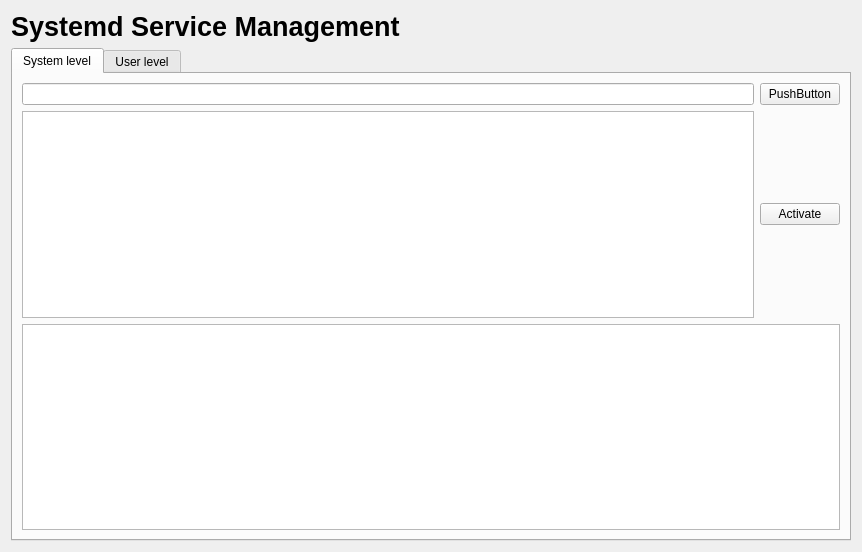
Old version of the form archcentral/ui/designer/servicemanager.ui in the repository szabatoro/archcentral-thesis.
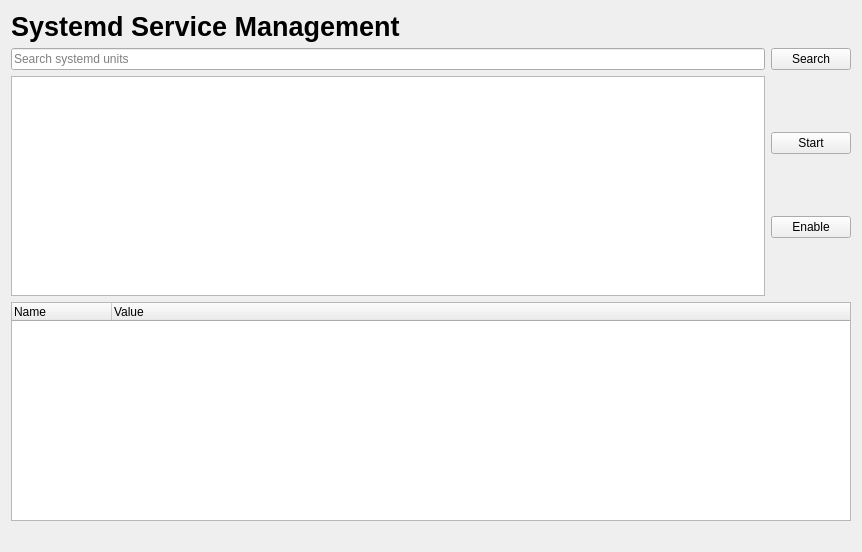
New version of the form.

Commit message: implemented basic service detail tree, searching and some color coding

What changed in the file:
```diff
--- a/archcentral/ui/designer/servicemanager.ui
+++ b/archcentral/ui/designer/servicemanager.ui
@@ -28,39 +28,44 @@
     </widget>
    </item>
    <item>
-    <widget class="QTabWidget" name="content">
-     <property name="currentIndex">
-      <number>0</number>
-     </property>
-     <widget class="QWidget" name="sys_level">
-      <attribute name="title">
-       <string>System level</string>
-      </attribute>
-      <layout class="QVBoxLayout" name="verticalLayout_4">
-       <item>
         <layout class="QHBoxLayout" name="horizontalLayout">
          <item>
-          <widget class="QLineEdit" name="service_search"/>
+      <widget class="QLineEdit" name="service_search">
+       <property name="text">
+        <string/>
+       </property>
+       <property name="placeholderText">
+        <string>Search systemd units</string>
+       </property>
+      </widget>
          </item>
          <item>
           <widget class="QPushButton" name="service_search_button">
            <property name="text">
-            <string>PushButton</string>
+        <string>Search</string>
            </property>
           </widget>
          </item>
         </layout>
        </item>
        <item>
-        <layout class="QHBoxLayout" name="horizontalLayout_3">
+    <layout class="QHBoxLayout" name="horizontalLayout2">
          <item>
           <widget class="QTableView" name="service_list_table">
+       <property name="font">
+        <font>
+         <bold>true</bold>
+        </font>
+       </property>
            <property name="selectionMode">
             <enum>QAbstractItemView::SelectionMode::SingleSelection</enum>
            </property>
            <property name="selectionBehavior">
             <enum>QAbstractItemView::SelectionBehavior::SelectRows</enum>
            </property>
+       <attribute name="verticalHeaderVisible">
+        <bool>false</bool>
+       </attribute>
           </widget>
          </item>
          <item>
@@ -68,24 +73,49 @@
            <item>
             <widget class="QPushButton" name="act_deact_button">
              <property name="text">
-              <string>Activate</string>
+          <string>Start</string>
              </property>
             </widget>
            </item>
+       <item>
+        <widget class="QPushButton" name="enable_disable_button">
+         <property name="text">
+          <string>Enable</string>
+         </property>
+        </widget>
+       </item>
           </layout>
          </item>
         </layout>
        </item>
        <item>
-        <widget class="QTableWidget" name="service_details_table"/>
-       </item>
-      </layout>
-     </widget>
-     <widget class="QWidget" name="user_level">
-      <attribute name="title">
-       <string>User level</string>
-      </attribute>
-     </widget>
+    <layout class="QHBoxLayout" name="horizontalLayout_3"/>
+   </item>
+   <item>
+    <widget class="QTreeWidget" name="service_details_tree">
+     <property name="columnCount">
+      <number>2</number>
+     </property>
+     <attribute name="headerVisible">
+      <bool>true</bool>
+     </attribute>
+     <column>
+      <property name="text">
+       <string notr="true">Name</string>
+      </property>
+     </column>
+     <column>
+      <property name="text">
+       <string>Value</string>
+      </property>
+     </column>
+    </widget>
+   </item>
+   <item>
+    <widget class="QLabel" name="statusbar">
+     <property name="text">
+      <string/>
+     </property>
     </widget>
    </item>
   </layout>
```
Left out of the diff: 2 changed lines with no effect on the pictures. Lines whose indentation alone changed are shown as unchanged. The commit also changes 2 other files.
